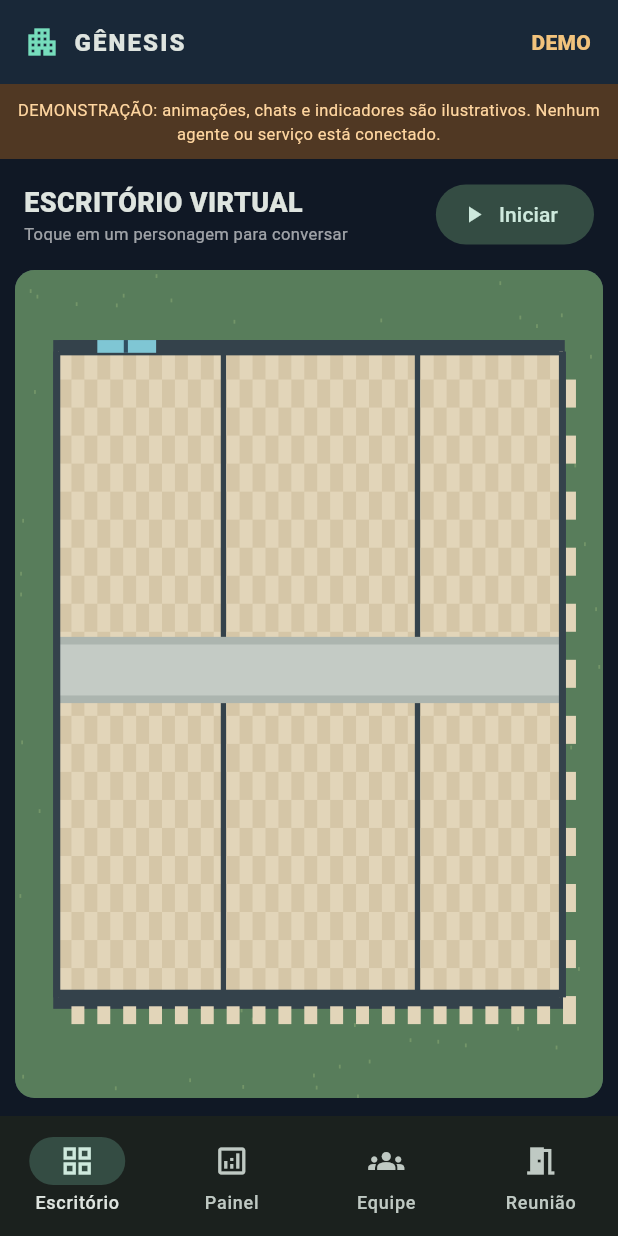
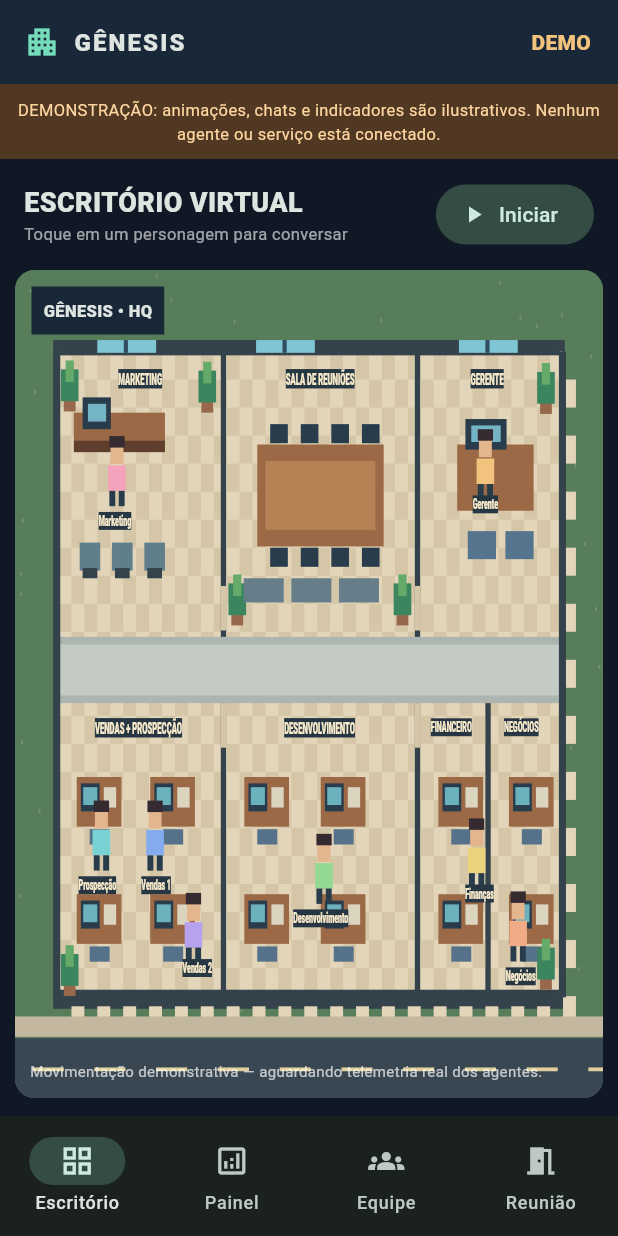
Before and after one commit to Tdk17/genesis-virtual-office, a Flutter app: the screen it shows after launch, after a tap on "Pausar", on a phone screen of 412 x 824 dp. Run offline on Flutter 3.47's test engine with Material 3 defaults, Android fonts, the phone set to English and light mode, and no system bars.

Commit message:
fix: correct Dart type and separate department rooms

```diff
--- a/lib/main.dart
+++ b/lib/main.dart
@@ -9,14 +9,14 @@
  const Agent(this.name,this.role,this.color,this.x,this.y);
 }
 const team=<Agent>[
- Agent('Gerente','Coordenação',gold,.53,.32),
- Agent('Prospecção','Pesquisa comercial',Color(0xFF78D1D2),.15,.26),
- Agent('Vendas 1','Primeiro contato',Color(0xFF83ABEE),.32,.26),
- Agent('Vendas 2','Qualificação',Color(0xFFB7A2ED),.15,.67),
- Agent('Marketing','Campanhas',Color(0xFFF4A1BC),.32,.67),
- Agent('Desenvolvimento','Soluções',Color(0xFF93D993),.73,.26),
- Agent('Finanças','Indicadores',Color(0xFFECD17C),.88,.26),
- Agent('Negócios','Estratégia',Color(0xFFF0AA86),.87,.67),
+ Agent('Gerente','Coordenação',gold,.80,.22),
+ Agent('Prospecção','Pesquisa comercial',Color(0xFF78D1D2),.14,.68),
+ Agent('Vendas 1','Primeiro contato',Color(0xFF83ABEE),.24,.68),
+ Agent('Vendas 2','Qualificação',Color(0xFFB7A2ED),.31,.78),
+ Agent('Marketing','Campanhas',Color(0xFFF4A1BC),.17,.24),
+ Agent('Desenvolvimento','Soluções',Color(0xFF93D993),.52,.72),
+ Agent('Finanças','Indicadores',Color(0xFFECD17C),.79,.69),
+ Agent('Negócios','Estratégia',Color(0xFFF0AA86),.86,.79),
 ];
 class GenesisOffice extends StatelessWidget {
  const GenesisOffice({super.key});
@@ -143,11 +143,11 @@
     rect(c,74,288,852,52,const Color(0xFFACB5AF));
     rect(c,74,294,852,40,const Color(0xFFC4CBC5));
     rect(c,350,64,9,224,wall);rect(c,680,64,9,224,wall);
-    rect(c,350,340,9,231,wall);rect(c,680,340,9,231,wall);
+    rect(c,350,340,9,231,wall);rect(c,680,340,9,231,wall);rect(c,800,340,9,231,wall);
     rect(c,74,55,852,12,wall);rect(c,74,565,852,13,wall);
     rect(c,65,64,12,507,wall);rect(c,925,64,12,507,wall);
     // Room windows.
-    for(final x in [140.0,410,755]){
+    for(final x in <double>[140,410,755]){
       rect(c,x,55,100,10,const Color(0xFF7FC6D4));
       rect(c,x+45,55,7,10,const Color(0xFF304D60));
     }
@@ -194,12 +194,12 @@
     rect(c,470,242,68,19,const Color(0xFF657E8A));
     rect(c,551,242,68,19,const Color(0xFF657E8A));
     // Labels use actual functional departments.
-    caption(c,'RECEPÇÃO',213,78,13);
+    caption(c,'MARKETING',213,78,13);
     caption(c,'SALA DE REUNIÕES',519,78,13);
-    caption(c,'GERÊNCIA',803,78,13);
-    caption(c,'COMERCIAL',210,352,13);
-    caption(c,'MARKETING / DEV',518,352,13);
-    caption(c,'FINANÇAS / NEGÓCIOS',804,352,13);
+    caption(c,'GERENTE',803,78,13);
+    caption(c,'VENDAS + PROSPECÇÃO',210,352,13);
+    caption(c,'DESENVOLVIMENTO',518,352,13);
+    caption(c,'FINANCEIRO',742,352,12);caption(c,'NEGÓCIOS',861,352,12);
     // Avatars remain anchored to their original clickable positions.
     for(var i=0;i<team.length;i++){
       final a=team[i];
```
